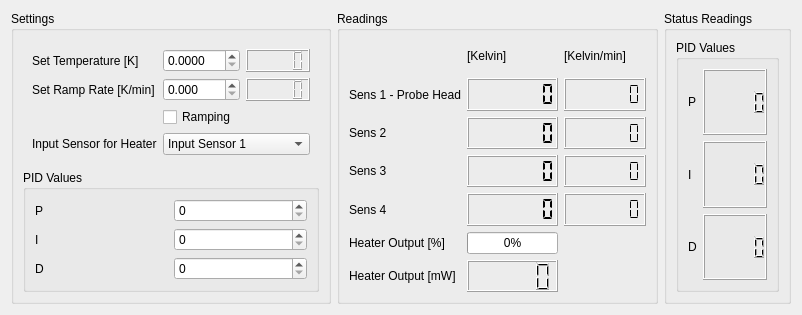
This is LakeShore/LakeShore350_control.ui in Cryostat-GUI/Cryostat-GUI as Qt 5 draws it before an edit. The edited form follows.
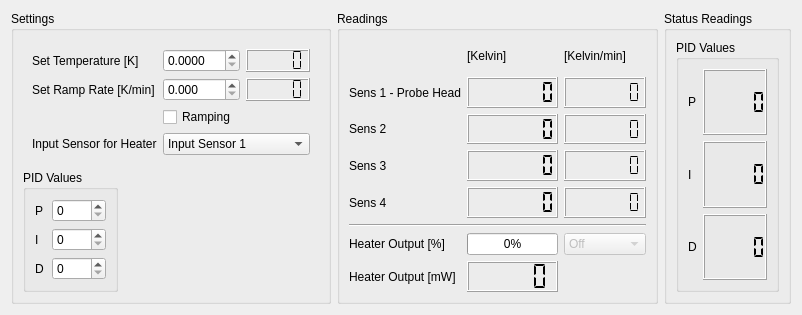
This is the edited form.

```diff
--- a/LakeShore/LakeShore350_control.ui
+++ b/LakeShore/LakeShore350_control.ui
@@ -20,45 +20,6 @@
       <string>Settings</string>
      </property>
      <layout class="QGridLayout" name="gridLayout_4" rowstretch="2,0,0,0,0,0">
-      <item row="5" column="0" colspan="3">
-       <widget class="QGroupBox" name="groupPID_set">
-        <property name="title">
-         <string>PID Values</string>
-        </property>
-        <layout class="QGridLayout" name="gridLayout_2">
-         <item row="0" column="0">
-          <widget class="QLabel" name="label_13">
-           <property name="text">
-            <string>P</string>
-           </property>
-          </widget>
-         </item>
-         <item row="1" column="0">
-          <widget class="QLabel" name="label_14">
-           <property name="text">
-            <string>I</string>
-           </property>
-          </widget>
-         </item>
-         <item row="2" column="0">
-          <widget class="QLabel" name="label_15">
-           <property name="text">
-            <string>D</string>
-           </property>
-          </widget>
-         </item>
-         <item row="0" column="1">
-          <widget class="QSpinBox" name="spinBox"/>
-         </item>
-         <item row="1" column="1">
-          <widget class="QSpinBox" name="spinBox_2"/>
-         </item>
-         <item row="2" column="1">
-          <widget class="QSpinBox" name="spinBox_3"/>
-         </item>
-        </layout>
-       </widget>
-      </item>
       <item row="0" column="0" rowspan="2" colspan="3">
        <widget class="QWidget" name="widget" native="true">
         <layout class="QGridLayout" name="gridLayout_7">
@@ -90,7 +51,11 @@
           </widget>
          </item>
          <item row="0" column="2">
-          <widget class="QLCDNumber" name="lcdSetTemp_K"/>
+          <widget class="QLCDNumber" name="lcdSetTemp_K">
+           <property name="segmentStyle">
+            <enum>QLCDNumber::Flat</enum>
+           </property>
+          </widget>
          </item>
          <item row="1" column="0">
           <widget class="QLabel" name="label_4">
@@ -124,7 +89,11 @@
           </widget>
          </item>
          <item row="1" column="2">
-          <widget class="QLCDNumber" name="lcdSetRampRate_Kpmin"/>
+          <widget class="QLCDNumber" name="lcdSetRampRate_Kpmin">
+           <property name="segmentStyle">
+            <enum>QLCDNumber::Flat</enum>
+           </property>
+          </widget>
          </item>
          <item row="4" column="0">
           <widget class="QLabel" name="label_8">
@@ -143,6 +112,57 @@
         </layout>
        </widget>
       </item>
+      <item row="5" column="0">
+       <widget class="QGroupBox" name="groupPID_set">
+        <property name="title">
+         <string>PID Values</string>
+        </property>
+        <layout class="QGridLayout" name="gridLayout_2">
+         <item row="0" column="0">
+          <widget class="QLabel" name="label_13">
+           <property name="text">
+            <string>P</string>
+           </property>
+          </widget>
+         </item>
+         <item row="1" column="0">
+          <widget class="QLabel" name="label_14">
+           <property name="text">
+            <string>I</string>
+           </property>
+          </widget>
+         </item>
+         <item row="2" column="0">
+          <widget class="QLabel" name="label_15">
+           <property name="text">
+            <string>D</string>
+           </property>
+          </widget>
+         </item>
+         <item row="0" column="1">
+          <widget class="QSpinBox" name="spinBox">
+           <property name="maximum">
+            <number>1000</number>
+           </property>
+          </widget>
+         </item>
+         <item row="1" column="1">
+          <widget class="QSpinBox" name="spinBox_2">
+           <property name="maximum">
+            <number>1000</number>
+           </property>
+          </widget>
+         </item>
+         <item row="2" column="1">
+          <widget class="QSpinBox" name="spinBox_3">
+           <property name="maximum">
+            <number>1000</number>
+           </property>
+          </widget>
+         </item>
+        </layout>
+       </widget>
+      </item>
      </layout>
     </widget>
    </item>
@@ -176,7 +196,7 @@
         </property>
        </widget>
       </item>
-      <item row="5" column="0">
+      <item row="6" column="0">
        <widget class="QLabel" name="label_5">
         <property name="text">
          <string>Heater Output [%]</string>
@@ -199,10 +219,14 @@
         </property>
        </widget>
       </item>
-      <item row="6" column="1">
-       <widget class="QLCDNumber" name="lcdHeaterOutput_mW"/>
+      <item row="7" column="1">
+       <widget class="QLCDNumber" name="lcdHeaterOutput_mW">
+        <property name="segmentStyle">
+         <enum>QLCDNumber::Flat</enum>
+        </property>
+       </widget>
       </item>
-      <item row="6" column="0">
+      <item row="7" column="0">
        <widget class="QLabel" name="label_9">
         <property name="text">
          <string>Heater Output [mW]</string>
@@ -283,7 +307,7 @@
         </property>
        </widget>
       </item>
-      <item row="5" column="1">
+      <item row="6" column="1">
        <widget class="QProgressBar" name="progressHeaterOutput_percentage">
         <property name="value">
          <number>0</number>
@@ -304,6 +328,50 @@
         </property>
        </widget>
       </item>
+      <item row="5" column="0" colspan="3">
+       <widget class="Line" name="line">
+        <property name="orientation">
+         <enum>Qt::Horizontal</enum>
+        </property>
+       </widget>
+      </item>
+      <item row="6" column="2">
+       <widget class="QComboBox" name="comboBox">
+        <property name="enabled">
+         <bool>false</bool>
+        </property>
+        <item>
+         <property name="text">
+          <string>Off</string>
+         </property>
+        </item>
+        <item>
+         <property name="text">
+          <string>Range 1</string>
+         </property>
+        </item>
+        <item>
+         <property name="text">
+          <string>Range 2</string>
+         </property>
+        </item>
+        <item>
+         <property name="text">
+          <string>Range 3</string>
+         </property>
+        </item>
+        <item>
+         <property name="text">
+          <string>Range 4</string>
+         </property>
+        </item>
+        <item>
+         <property name="text">
+          <string>Range 4</string>
+         </property>
+        </item>
+       </widget>
+      </item>
      </layout>
     </widget>
    </item>
@@ -334,7 +402,11 @@
           </widget>
          </item>
          <item row="0" column="1">
-          <widget class="QLCDNumber" name="lcdLoopP_Param"/>
+          <widget class="QLCDNumber" name="lcdLoopP_Param">
+           <property name="segmentStyle">
+            <enum>QLCDNumber::Flat</enum>
+           </property>
+          </widget>
          </item>
          <item row="2" column="0">
           <widget class="QLabel" name="label_12">
@@ -344,10 +416,18 @@
           </widget>
          </item>
          <item row="1" column="1">
-          <widget class="QLCDNumber" name="lcdLoopI_Param"/>
+          <widget class="QLCDNumber" name="lcdLoopI_Param">
+           <property name="segmentStyle">
+            <enum>QLCDNumber::Flat</enum>
+           </property>
+          </widget>
          </item>
          <item row="2" column="1">
-          <widget class="QLCDNumber" name="lcdLoopD_Param"/>
+          <widget class="QLCDNumber" name="lcdLoopD_Param">
+           <property name="segmentStyle">
+            <enum>QLCDNumber::Flat</enum>
+           </property>
+          </widget>
          </item>
         </layout>
        </widget>
```
